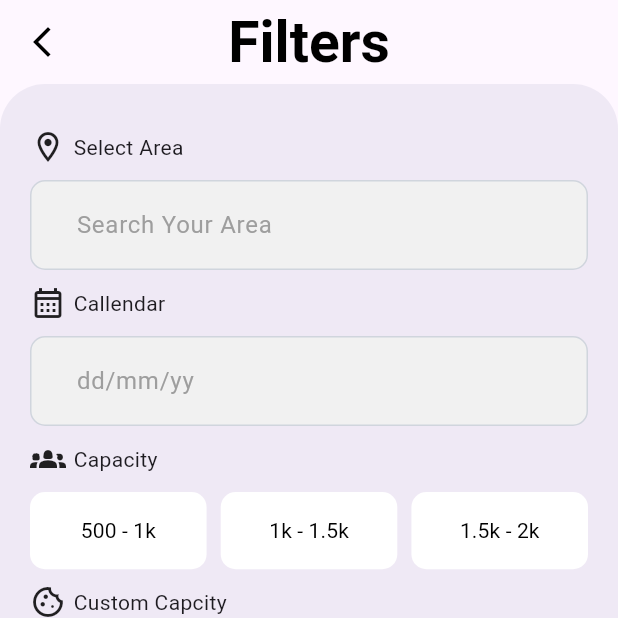
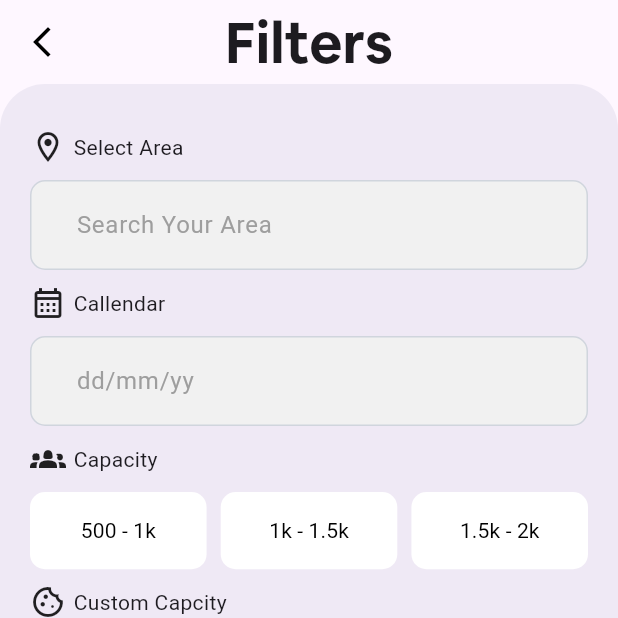
Before and after one commit to Zimmer550i/hallify, a Flutter app: the Filter screen opened directly, on a phone screen of 412 x 824 dp, the top half of it. Run offline on Flutter 3.47's test engine with Material 3 defaults, Android fonts, the phone set to English and light mode, and no system bars.

Commit message:
feat - Implemented new title font with test in filter.dart

```diff
--- a/lib/pages/filter.dart
+++ b/lib/pages/filter.dart
@@ -10,14 +10,15 @@ class Filter extends StatelessWidget {
   Widget build(BuildContext context) {
     return Scaffold(
       appBar: AppBar(
-        title: const Text(
+        title: Text(
           "Filters",
           textAlign: TextAlign.left,
-          style: TextStyle(
-            color: Colors.black,
-            fontSize: 38,
-            fontWeight: FontWeight.bold,
-          ),
+          style: Theme.of(context).textTheme.titleLarge!.copyWith(fontSize: 38),
+          // style: TextStyle(
+          //   color: Colors.black,
+          //   fontSize: 38,
+          //   fontWeight: FontWeight.bold,
+          // ),
         ),
         centerTitle: true,
         leading: IconButton(
--- a/pubspec.yaml
+++ b/pubspec.yaml
@@ -83,7 +83,10 @@ flutter:
   # "family" key with the font family name, and a "fonts" key with a
   # list giving the asset and other descriptors for the font. For
   # example:
-  # fonts:
+  fonts:
+  - family: AirbnbCereal
+    fonts:
+      - asset: assets/AirbnbCereal_W_Bd.otf
   #   - family: Schyler
   #     fonts:
   #       - asset: fonts/Schyler-Regular.ttf
```
Also changed, not shown: lib/main.dart (+7 -2 lines), assets/AirbnbCereal_W_Bd.otf (added), 1 other file.
